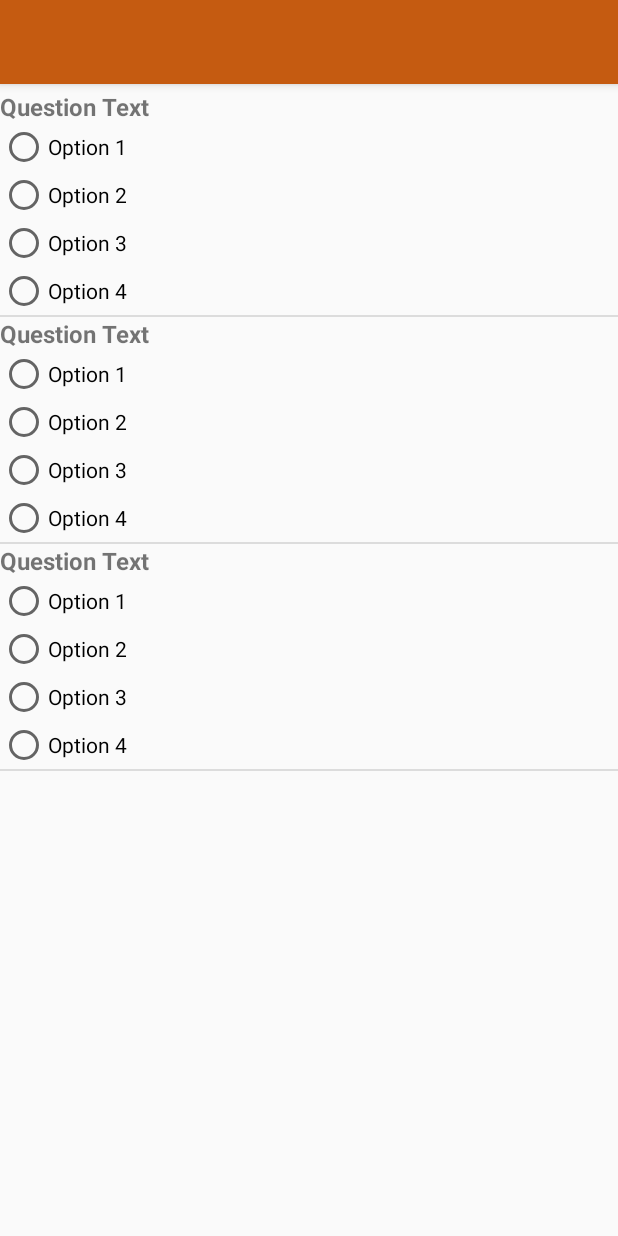
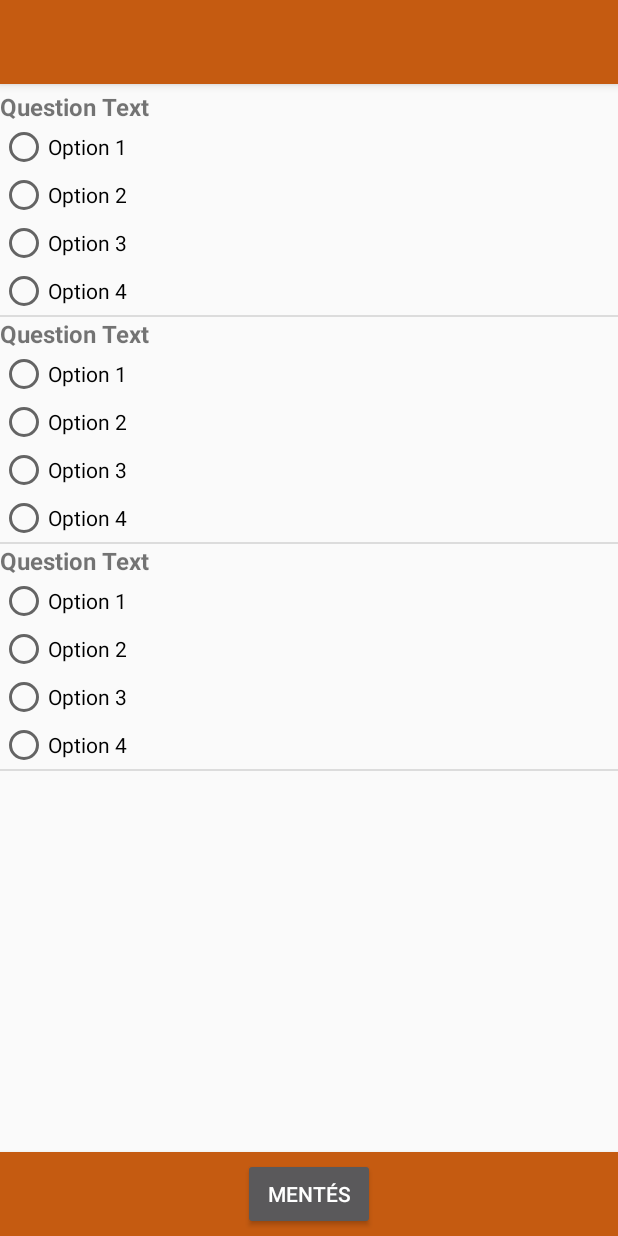
Before and after one commit to TDaisyT/Questionnare, an Android app: the layout activity_questions.xml on its own in the app's theme, with its tools: preview values and no code run, on a phone screen of 412 x 824 dp. Run offline under Robolectric (Android 15) with nearby library versions, the phone set to English and light mode, and no system bars.

Commit message:
Add submit button

```diff
--- a/app/src/main/res/layout/activity_questions.xml
+++ b/app/src/main/res/layout/activity_questions.xml
@@ -25,4 +25,25 @@
         android:layout_marginTop="4dp"
         tools:listitem="@layout/question_list" />
 
+    <androidx.appcompat.widget.Toolbar xmlns:android="http://schemas.android.com/apk/res/android"
+        android:id="@+id/bottomline"
+        android:layout_width="match_parent"
+        android:layout_height="wrap_content"
+        android:background="#c55b11"
+        android:elevation="4dp"
+        android:theme="@style/ThemeOverlay.AppCompat.Dark.ActionBar"
+        tools:ignore="MissingConstraints"
+        android:layout_alignParentBottom="true">
+
+        <Button
+            android:id="@+id/submitButton"
+            android:layout_width="wrap_content"
+            android:layout_height="wrap_content"
+            android:text="Mentés"
+            android:textAlignment="center"
+            android:layout_gravity="center"  />
+
+    </androidx.appcompat.widget.Toolbar>
+
+
 </RelativeLayout>
```
